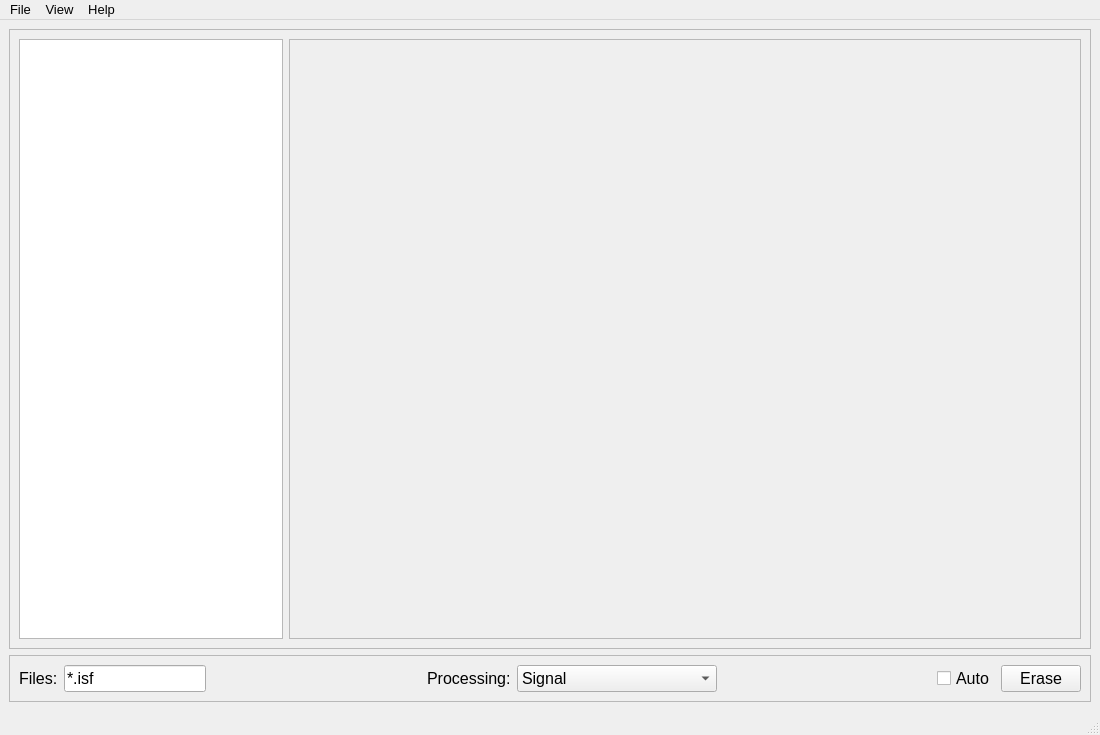
Qt form PyTec.ui (salinsalins/Tectronix) before a commit.
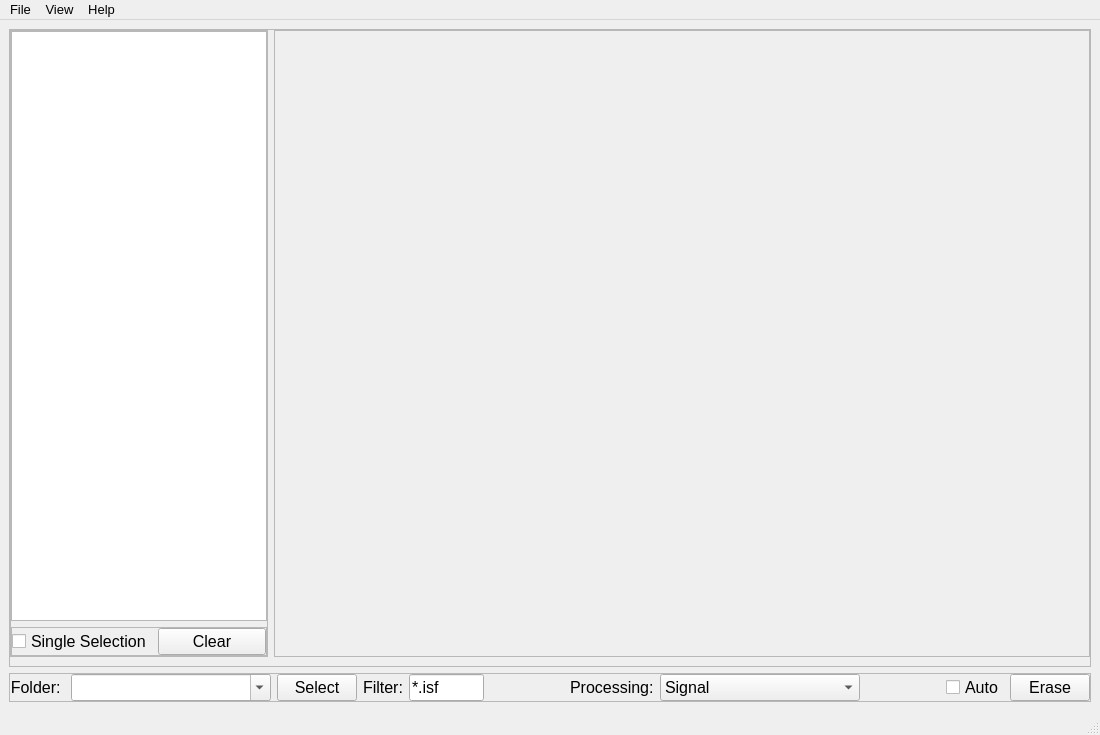
The same form after that commit.

Patch:
```diff
--- a/PyTec.ui
+++ b/PyTec.ui
@@ -44,25 +44,96 @@
        <enum>QFrame::Raised</enum>
       </property>
       <layout class="QHBoxLayout" name="horizontalLayout">
+       <property name="leftMargin">
+        <number>0</number>
+       </property>
+       <property name="topMargin">
+        <number>0</number>
+       </property>
+       <property name="rightMargin">
+        <number>0</number>
+       </property>
        <item>
-        <widget class="QListWidget" name="listWidget">
-         <property name="sizePolicy">
-          <sizepolicy hsizetype="Expanding" vsizetype="Expanding">
-           <horstretch>1</horstretch>
-           <verstretch>0</verstretch>
-          </sizepolicy>
+        <widget class="QFrame" name="frame_5">
+         <property name="frameShape">
+          <enum>QFrame::StyledPanel</enum>
          </property>
-         <property name="font">
-          <font>
-           <pointsize>14</pointsize>
-          </font>
+         <property name="frameShadow">
+          <enum>QFrame::Raised</enum>
          </property>
-         <property name="alternatingRowColors">
-          <bool>true</bool>
-         </property>
-         <property name="selectionMode">
-          <enum>QAbstractItemView::MultiSelection</enum>
-         </property>
+         <layout class="QVBoxLayout" name="verticalLayout">
+          <property name="leftMargin">
+           <number>0</number>
+          </property>
+          <property name="topMargin">
+           <number>0</number>
+          </property>
+          <property name="rightMargin">
+           <number>0</number>
+          </property>
+          <property name="bottomMargin">
+           <number>0</number>
+          </property>
+          <item>
+           <widget class="QListWidget" name="listWidget">
+            <property name="sizePolicy">
+             <sizepolicy hsizetype="Expanding" vsizetype="Expanding">
+              <horstretch>1</horstretch>
+              <verstretch>0</verstretch>
+             </sizepolicy>
+            </property>
+            <property name="font">
+             <font>
+              <pointsize>14</pointsize>
+             </font>
+            </property>
+            <property name="alternatingRowColors">
+             <bool>true</bool>
+            </property>
+            <property name="selectionMode">
+             <enum>QAbstractItemView::SingleSelection</enum>
+            </property>
+           </widget>
+          </item>
+          <item>
+           <widget class="QFrame" name="frame_6">
+            <property name="frameShape">
+             <enum>QFrame::StyledPanel</enum>
+            </property>
+            <property name="frameShadow">
+             <enum>QFrame::Raised</enum>
+            </property>
+            <layout class="QHBoxLayout" name="horizontalLayout_4">
+             <property name="leftMargin">
+              <number>0</number>
+             </property>
+             <property name="topMargin">
+              <number>0</number>
+             </property>
+             <property name="rightMargin">
+              <number>0</number>
+             </property>
+             <property name="bottomMargin">
+              <number>0</number>
+             </property>
+             <item>
+              <widget class="QCheckBox" name="checkBox_2">
+               <property name="text">
+                <string>Single Selection</string>
+               </property>
+              </widget>
+             </item>
+             <item>
+              <widget class="QPushButton" name="pushButton_3">
+               <property name="text">
+                <string>Clear</string>
+               </property>
+              </widget>
+             </item>
+            </layout>
+           </widget>
+          </item>
+         </layout>
         </widget>
        </item>
        <item>
@@ -79,7 +150,20 @@
          <property name="frameShadow">
           <enum>QFrame::Raised</enum>
          </property>
-         <layout class="QVBoxLayout" name="verticalLayout_2"/>
+         <layout class="QVBoxLayout" name="verticalLayout_2">
+          <property name="leftMargin">
+           <number>0</number>
+          </property>
+          <property name="topMargin">
+           <number>0</number>
+          </property>
+          <property name="rightMargin">
+           <number>0</number>
+          </property>
+          <property name="bottomMargin">
+           <number>0</number>
+          </property>
+         </layout>
         </widget>
        </item>
       </layout>
@@ -93,7 +177,113 @@
       <property name="frameShadow">
        <enum>QFrame::Raised</enum>
       </property>
-      <layout class="QHBoxLayout" name="horizontalLayout_2">
+      <layout class="QHBoxLayout" name="horizontalLayout_3">
+       <property name="leftMargin">
+        <number>0</number>
+       </property>
+       <property name="topMargin">
+        <number>0</number>
+       </property>
+       <property name="rightMargin">
+        <number>0</number>
+       </property>
+       <property name="bottomMargin">
+        <number>0</number>
+       </property>
+       <item>
+        <widget class="QFrame" name="frame_4">
+         <property name="sizePolicy">
+          <sizepolicy hsizetype="Expanding" vsizetype="Fixed">
+           <horstretch>0</horstretch>
+           <verstretch>0</verstretch>
+          </sizepolicy>
+         </property>
+         <layout class="QHBoxLayout" name="horizontalLayout_2" stretch="0,0,0">
+          <property name="spacing">
+           <number>6</number>
+          </property>
+          <property name="sizeConstraint">
+           <enum>QLayout::SetDefaultConstraint</enum>
+          </property>
+          <property name="leftMargin">
+           <number>0</number>
+          </property>
+          <property name="topMargin">
+           <number>0</number>
+          </property>
+          <property name="rightMargin">
+           <number>0</number>
+          </property>
+          <property name="bottomMargin">
+           <number>0</number>
+          </property>
+          <item>
+           <widget class="QLabel" name="label_3">
+            <property name="sizePolicy">
+             <sizepolicy hsizetype="Preferred" vsizetype="Preferred">
+              <horstretch>0</horstretch>
+              <verstretch>0</verstretch>
+             </sizepolicy>
+            </property>
+            <property name="minimumSize">
+             <size>
+              <width>0</width>
+              <height>0</height>
+             </size>
+            </property>
+            <property name="font">
+             <font>
+              <pointsize>12</pointsize>
+             </font>
+            </property>
+            <property name="text">
+             <string>Folder: </string>
+            </property>
+            <property name="alignment">
+             <set>Qt::AlignRight|Qt::AlignTrailing|Qt::AlignVCenter</set>
+            </property>
+           </widget>
+          </item>
+          <item>
+           <widget class="QComboBox" name="comboBox_2">
+            <property name="sizePolicy">
+             <sizepolicy hsizetype="Expanding" vsizetype="Preferred">
+              <horstretch>0</horstretch>
+              <verstretch>0</verstretch>
+             </sizepolicy>
+            </property>
+            <property name="minimumSize">
+             <size>
+              <width>200</width>
+              <height>0</height>
+             </size>
+            </property>
+            <property name="editable">
+             <bool>true</bool>
+            </property>
+           </widget>
+          </item>
+          <item>
+           <widget class="QPushButton" name="pushButton_2">
+            <property name="sizePolicy">
+             <sizepolicy hsizetype="Fixed" vsizetype="Preferred">
+              <horstretch>0</horstretch>
+              <verstretch>0</verstretch>
+             </sizepolicy>
+            </property>
+            <property name="font">
+             <font>
+              <pointsize>12</pointsize>
+             </font>
+            </property>
+            <property name="text">
+             <string>Select</string>
+            </property>
+           </widget>
+          </item>
+         </layout>
+        </widget>
+       </item>
        <item>
         <widget class="QLabel" name="label">
          <property name="sizePolicy">
@@ -103,18 +293,36 @@
           </sizepolicy>
          </property>
          <property name="text">
-          <string>Files:</string>
+          <string>Filter:</string>
          </property>
         </widget>
        </item>
        <item>
         <widget class="QLineEdit" name="lineEdit">
          <property name="sizePolicy">
-          <sizepolicy hsizetype="Fixed" vsizetype="Preferred">
+          <sizepolicy hsizetype="Maximum" vsizetype="Preferred">
            <horstretch>0</horstretch>
            <verstretch>0</verstretch>
           </sizepolicy>
          </property>
+         <property name="minimumSize">
+          <size>
+           <width>75</width>
+           <height>0</height>
+          </size>
+         </property>
+         <property name="maximumSize">
+          <size>
+           <width>75</width>
+           <height>16777215</height>
+          </size>
+         </property>
+         <property name="baseSize">
+          <size>
+           <width>75</width>
+           <height>0</height>
+          </size>
+         </property>
          <property name="text">
           <string>*.isf</string>
          </property>
```
Left out of the diff: 3 changed lines with no effect on the pictures.
